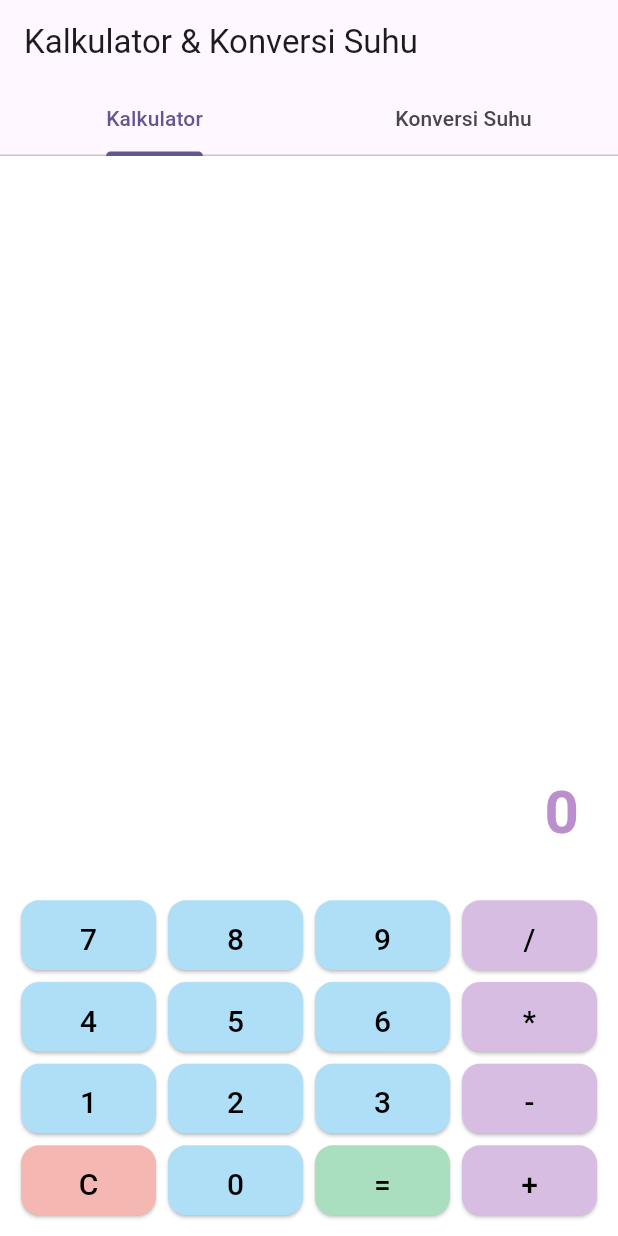
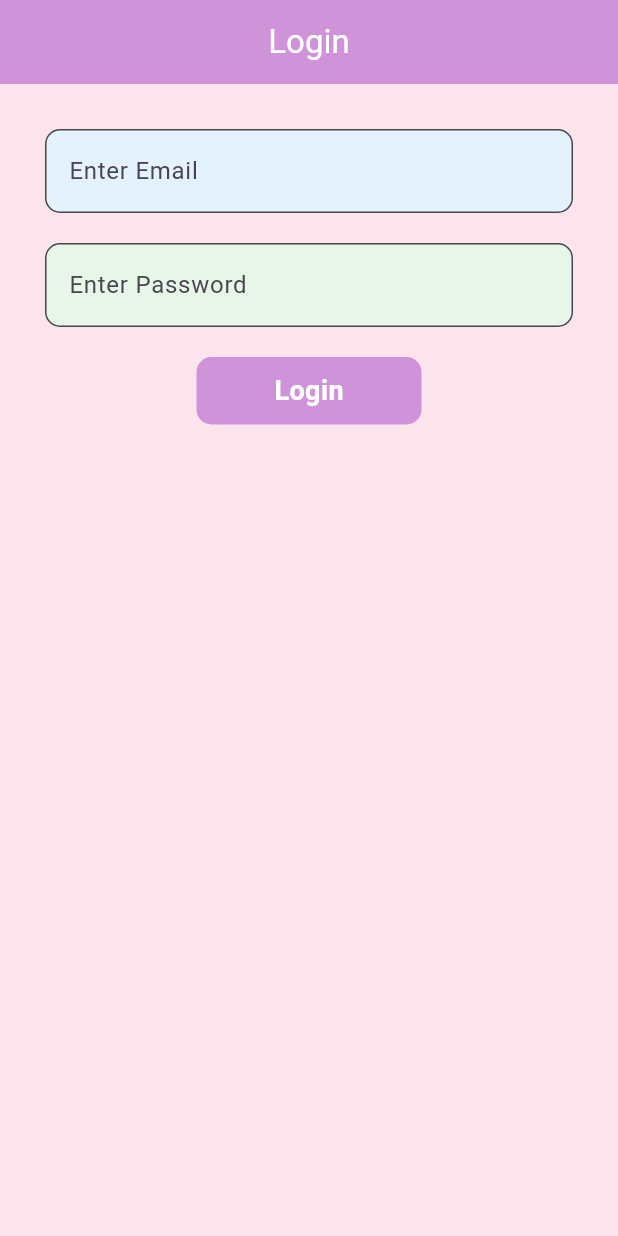
Before and after one commit to destristifaniv/tugas3, a Flutter app: the screen it shows after launch, on a phone screen of 412 x 824 dp. Run offline on Flutter 3.47's test engine with Material 3 defaults, Android fonts, the phone set to English and light mode, and no system bars; our stand-ins replace math_expressions.

Commit message:
menambahkan login

```diff
--- /dev/null
+++ b/lib/login_page.dart
@@ -0,0 +1,107 @@
+import 'main.dart';
+import 'package:flutter/material.dart';
+
+class MyLoginPage extends StatefulWidget {
+  const MyLoginPage({super.key});
+
+  @override
+  State<MyLoginPage> createState() => _MyLoginPageState();
+}
+
+class _MyLoginPageState extends State<MyLoginPage> {
+
+  TextEditingController emailController = TextEditingController();
+  TextEditingController passwordController = TextEditingController();
+  String useremail = "username@pensmail.com";
+  String pass = "123456";
+  String notif = " ";
+
+  void login(String email, String password) {
+    if (email == useremail && password == pass) {
+      setState(() {
+        notif = " ";
+      });
+      Navigator.push(context,
+        MaterialPageRoute(builder: (context) => MyHomePage())
+      );
+    } else {
+      setState(() {
+        notif = "Email atau password salah";
+      });
+    }
+  }
+
+  @override
+  Widget build(BuildContext context) {
+    return Scaffold(
+      backgroundColor: Colors.pink[50], // Warna pastel pink muda
+      appBar: AppBar(
+        backgroundColor: Colors.purple[200], // Warna ungu pastel
+        title: const Text(
+          "Login",
+          style: TextStyle(color: Colors.white),
+        ),
+        centerTitle: true,
+      ),
+      body: Padding(
+        padding: const EdgeInsets.symmetric(vertical: 30, horizontal: 30),
+        child: Column(
+          children: [
+            TextFormField(
+              controller: emailController,
+              decoration: InputDecoration(
+                hintText: "Enter Email",
+                filled: true,
+                fillColor: Colors.blue[50], // Warna biru pastel
+                border: OutlineInputBorder(
+                  borderRadius: BorderRadius.circular(10),
+                ),
+              ),
+            ),
+            const SizedBox(height: 20),
+            TextFormField(
+              controller: passwordController,
+              obscureText: true,
+              decoration: InputDecoration(
+                hintText: "Enter Password",
+                filled: true,
+                fillColor: Colors.green[50], // Warna hijau pastel
+                border: OutlineInputBorder(
+                  borderRadius: BorderRadius.circular(10),
+                ),
+              ),
+            ),
+            const SizedBox(height: 20),
+            GestureDetector(
+              onTap: () => login(emailController.text.toString(),
+                  passwordController.text.toString()),
+              child: Container(
+                height: 45,
+                width: 150,
+                alignment: Alignment.center,
+                decoration: BoxDecoration(
+                  color: Colors.purple[200], // Warna ungu pastel
+                  borderRadius: BorderRadius.circular(10),
+                ),
+                child: const Text(
+                  "Login",
+                  style: TextStyle(color: Colors.white, fontWeight: FontWeight.bold, fontSize: 18),
+                ),
+              ),
+            ),
+            const SizedBox(height: 20),
+            Text(
+              notif,
+              textAlign: TextAlign.center,
+              style: TextStyle(
+                fontWeight: FontWeight.w600,
+                fontSize: 15,
+                color: Colors.redAccent,
+              ),
+            ),
+          ],
+        ),
+      ),
+    );
+  }
+}
--- a/lib/main.dart
+++ b/lib/main.dart
@@ -1,4 +1,5 @@
 import 'package:flutter/material.dart';
+import 'login_page.dart'; // Import halaman login
 import 'calculator.dart';
 import 'temperature_converter.dart';
 
@@ -17,7 +18,7 @@ class MyApp extends StatelessWidget {
         colorScheme: ColorScheme.fromSeed(seedColor: Colors.deepPurple),
         useMaterial3: true,
       ),
-      home: const MyHomePage(),
+      home: const MyLoginPage(), // ganti halamamn utama menjadi login
     );
   }
 }
```
